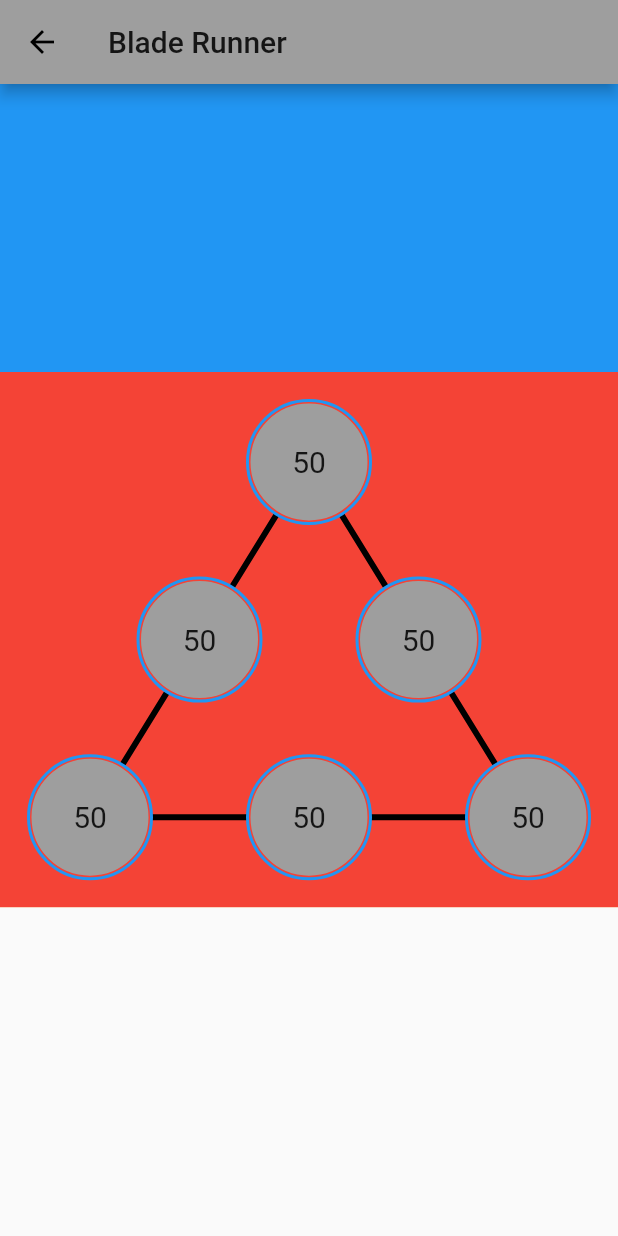
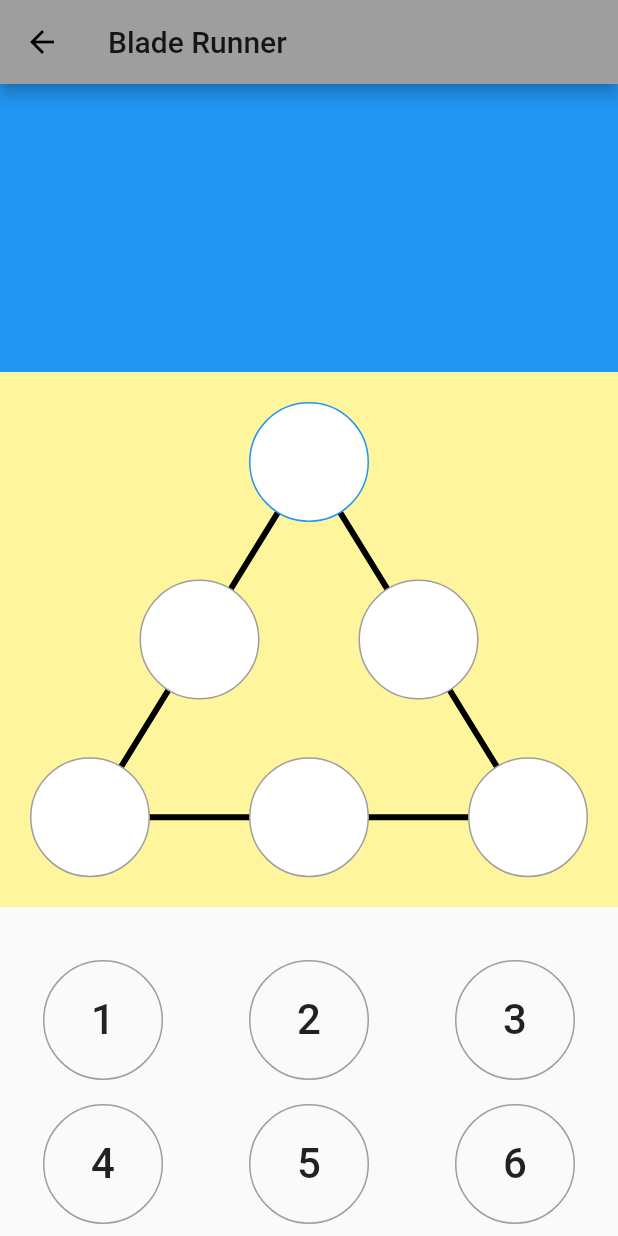
Before and after one commit to jaysavsani07/math-metrix, a Flutter app: the MagicTriangle screen opened directly, on a phone screen of 412 x 824 dp. Run offline on Flutter 3.47's test engine with Material 2 defaults, Android fonts, the phone set to English and light mode, and no system bars.

Commit message:
triagle design added extended commit

```diff
--- /dev/null
+++ b/lib/src/models/MagicTriangle/MagicTriangleModel.dart
@@ -0,0 +1,23 @@
+class MagicTriangleModel {
+  int id;
+  List<MagicTriangleDigits> listDigits;
+  List<MagicTriangleInput> listInput;
+  int availableDigit;
+
+  MagicTriangleModel(
+      this.id, this.listDigits, this.listInput, this.availableDigit);
+}
+
+class MagicTriangleDigits {
+  String value;
+  bool isVisible;
+
+  MagicTriangleDigits(this.value, this.isVisible);
+}
+
+class MagicTriangleInput {
+  bool isActive;
+  String value;
+
+  MagicTriangleInput(this.isActive, this.value);
+}
--- /dev/null
+++ b/lib/src/provider/MagicTriangleProvider.dart
@@ -0,0 +1,90 @@
+import 'dart:async';
+
+import 'package:flutter/cupertino.dart';
+import 'package:mathgame/src/models/MagicTriangle/MagicTriangleModel.dart';
+import 'package:mathgame/src/resources/MagicTriangle/MagicTriangleDataProvider.dart';
+
+class MagicTriangleProvider with ChangeNotifier {
+  List<MagicTriangleModel> _list;
+  MagicTriangleModel _currentState;
+  String _result;
+  int _index = 0;
+  int selectedTriangleIndex = 0;
+  bool _timeOut;
+  int _time;
+
+  bool get timeOut => _timeOut;
+
+  String get result => _result;
+
+  int get time => _time;
+
+  StreamSubscription timerSubscription;
+
+  MagicTriangleModel get currentState => _currentState;
+
+  MagicTriangleProvider() {
+    _list = MagicTriangleDataProvider.getTriangleDataProviderList();
+    _currentState = _list[_index];
+    _time = 5;
+    _timeOut = false;
+    _result = "";
+    startTimer();
+  }
+
+  void inputTriangleSelection(int index, MagicTriangleInput input) {
+    for (int i = 0; i < _currentState.listInput.length; i++) {
+      _currentState.listInput[i].isActive = false;
+    }
+    selectedTriangleIndex = index;
+    _currentState.listInput[index].isActive = true;
+    notifyListeners();
+  }
+
+  Future<void> checkResult(int index, MagicTriangleDigits digit) async {
+    print(digit.value);
+
+    _currentState.listInput[selectedTriangleIndex].value = digit.value;
+    _currentState.listDigits[index].isVisible = false;
+    notifyListeners();
+
+    /*if (!timeOut) {
+      _result = _result + digit;
+      notifyListeners();
+      if (int.parse(_result) == _currentState.answer) {
+        await Future.delayed(Duration(milliseconds: 300));
+        _index = _index + 1;
+        _currentState = _list[_index];
+        _result = "";
+        restartTimer();
+        notifyListeners();
+      }
+    }*/
+  }
+
+  clear() {
+    _result = "";
+    notifyListeners();
+  }
+
+  void startTimer() {
+    timerSubscription = Stream.periodic(Duration(seconds: 1), (x) => 6 - x - 1)
+        .take(6)
+        .listen((time) {
+      _time = time;
+      notifyListeners();
+    }, onDone: () {
+      this._timeOut = true;
+      notifyListeners();
+    });
+  }
+
+  void restartTimer() {
+    timerSubscription.cancel();
+    startTimer();
+  }
+
+  void dispose() {
+    this.timerSubscription.cancel();
+  }
+}
--- /dev/null
+++ b/lib/src/resources/MagicTriangle/MagicTriangleDataProvider.dart
@@ -0,0 +1,28 @@
+import 'package:mathgame/src/models/MagicTriangle/MagicTriangleModel.dart';
+
+class MagicTriangleDataProvider {
+  static getTriangleDataProviderList() {
+    List<MagicTriangleModel> list = List();
+
+    list.add(MagicTriangleModel(
+        1,
+        [
+          MagicTriangleDigits("1", true),
+          MagicTriangleDigits("2", true),
+          MagicTriangleDigits("3", true),
+          MagicTriangleDigits("4", true),
+          MagicTriangleDigits("5", true),
+          MagicTriangleDigits("6", true),
+        ],
+        [
+          MagicTriangleInput(true, ""),
+          MagicTriangleInput(false, ""),
+          MagicTriangleInput(false, ""),
+          MagicTriangleInput(false, ""),
+          MagicTriangleInput(false, ""),
+          MagicTriangleInput(false, "")
+        ],
+        6));
+    return list;
+  }
+}
--- /dev/null
+++ b/lib/src/ui/calculator/triangle_button.dart
@@ -0,0 +1,38 @@
+import 'package:flutter/cupertino.dart';
+import 'package:flutter/material.dart';
+import 'package:mathgame/src/models/MagicTriangle/MagicTriangleModel.dart';
+import 'package:mathgame/src/provider/MagicTriangleProvider.dart';
+import 'package:provider/provider.dart';
+
+class TriangleButton extends StatelessWidget {
+  final MagicTriangleDigits digit;
+  final int index;
+
+  TriangleButton(this.digit, this.index);
+
+  @override
+  Widget build(BuildContext context) {
+    final magicTriangleProvider = Provider.of<MagicTriangleProvider>(context);
+    return Expanded(
+      flex: 1,
+      child: Visibility(
+        visible: digit.isVisible,
+        child: Container(
+          height: 80,
+          width: 80,
+          margin: EdgeInsets.all(5),
+          decoration: BoxDecoration(
+            shape: BoxShape.circle,
+            border: Border.all(color: Colors.grey),
+          ),
+          child: FlatButton(
+            onPressed: () {
+              magicTriangleProvider.checkResult(index, digit);
+            },
+            child: Text(digit.value, style: TextStyle(fontSize: 28)),
+          ),
+        ),
+      ),
+    );
+  }
+}
--- /dev/null
+++ b/lib/src/ui/calculator/triangle_input_button.dart
@@ -0,0 +1,35 @@
+import 'package:flutter/material.dart';
+import 'package:mathgame/src/models/MagicTriangle/MagicTriangleModel.dart';
+import 'package:mathgame/src/provider/MagicTriangleProvider.dart';
+import 'package:provider/provider.dart';
+
+class TriangleInputButton extends StatelessWidget {
+  final MagicTriangleInput input;
+  final int index;
+
+  TriangleInputButton(this.input, this.index);
+
+  @override
+  Widget build(BuildContext context) {
+    final magicTriangleProvider = Provider.of<MagicTriangleProvider>(context);
+    return InkWell(
+      onTap: () {
+        magicTriangleProvider.inputTriangleSelection(index, input);
+      },
+      child: Container(
+          decoration: BoxDecoration(
+            shape: BoxShape.rectangle,
+            color: Colors.white,
+            borderRadius: BorderRadius.all(Radius.circular(40)),
+            border:
+                Border.all(color: input.isActive ? Colors.blue : Colors.grey),
+          ),
+          child: Center(
+            child: Text(
+              input.value,
+              style: TextStyle(fontSize: 20),
+            ),
+          )),
+    );
+  }
+}
--- a/lib/src/ui/magicTriangle/TrianglePainter.dart
+++ b/lib/src/ui/magicTriangle/TrianglePainter.dart
@@ -17,6 +17,7 @@ class TrianglePainter extends CustomPainter {
     path.close();
     canvas.drawPath(path, paint);
 
+    /*
     paint.style = PaintingStyle.stroke;
     paint.color = Colors.blue;
     canvas.drawCircle(Offset(size.width / 2, radius + padding), radius,
@@ -39,7 +40,7 @@ class TrianglePainter extends CustomPainter {
     canvas.drawCircle(
         Offset(size.width - radius - padding, size.height - radius - padding),
         radius,
-        paint);
+        paint);*/
   }
 
   @override
--- a/lib/src/ui/magicTriangle/magic_triangle.dart
+++ b/lib/src/ui/magicTriangle/magic_triangle.dart
@@ -1,5 +1,9 @@
 import 'package:flutter/material.dart';
+import 'package:mathgame/src/provider/MagicTriangleProvider.dart';
+import 'package:mathgame/src/ui/calculator/triangle_button.dart';
+import 'package:mathgame/src/ui/calculator/triangle_input_button.dart';
 import 'package:mathgame/src/ui/magicTriangle/TrianglePainter.dart';
+import 'package:provider/provider.dart';
 
 class MagicTriangle extends StatelessWidget {
   double padding = 20;
@@ -9,13 +13,17 @@ class MagicTriangle extends StatelessWidget {
   @override
   Widget build(BuildContext context) {
     triangleHeight = (MediaQuery.of(context).size.width) * 0.8660254;
-    return Scaffold(
+    return ChangeNotifierProvider<MagicTriangleProvider>(
+      create: (_) => MagicTriangleProvider(),
+      child: Scaffold(
           appBar: AppBar(
             title: Text("Blade Runner"),
           ),
-        body: Column(children: <Widget>[
+          body: Consumer<MagicTriangleProvider>(
+            builder: (context, magicTriangleProvider, child) {
+              return Column(children: <Widget>[
                 Expanded(
-            flex: 2,
+                  flex: 4,
                   child: Container(
                     constraints: BoxConstraints.expand(),
                     color: Colors.blue,
@@ -24,22 +32,17 @@ class MagicTriangle extends StatelessWidget {
                   ),
                 ),
                 Expanded(
-            flex: 6,
+                  flex: 8,
                   child: Stack(
                     children: <Widget>[
-                Stack(
-                  children: <Widget>[
                       Container(
-//                      padding: EdgeInsets.all(20),
                         color: Colors.yellow[200],
                         child: Container(
-                          color: Colors.red,
                             child: Row(
                           children: <Widget>[
                             CustomPaint(
                               painter: TrianglePainter(),
-                                size: Size(
-                                    (MediaQuery.of(context).size.width),
+                              size: Size((MediaQuery.of(context).size.width),
                                   triangleHeight),
                             )
                           ],
@@ -47,129 +50,98 @@ class MagicTriangle extends StatelessWidget {
                       ),
                       Positioned(
                         top: padding,
-                      left: MediaQuery.of(context).size.width / 2 -  radius,
-                      child: Container(
-                          decoration: BoxDecoration(
-                              shape: BoxShape.rectangle,
-                              color: Colors.grey,
-                              borderRadius:
-                                  BorderRadius.all(Radius.circular(radius)),
-                              border: Border.all(color: Colors.red)),
-//                          color: Colors.red,
-                          child: Center(
-                            child: Text(
-                              "50",
-                              style: TextStyle(fontSize: 20),
-                            ),
-                          )),
-                      height: (radius * 2 ),
-                      width: (radius * 2 ),
+                        left: MediaQuery.of(context).size.width / 2 - radius,
+                        child: TriangleInputButton(
+                            magicTriangleProvider.currentState.listInput[0], 0),
+                        height: (radius * 2),
+                        width: (radius * 2),
                       ), // first
                       Positioned(
                         top: triangleHeight / 2 - (padding * 2),
-                      left: (MediaQuery.of(context).size.width / 4) - padding / 2,
-                      child: Container(
-                          decoration: BoxDecoration(
-                              shape: BoxShape.rectangle,
-                              color: Colors.grey,
-                              borderRadius:
-                              BorderRadius.all(Radius.circular(radius)),
-                              border: Border.all(color: Colors.red)),
-//                          color: Colors.red,
-                          child: Center(
-                            child: Text(
-                              "50",
-                              style: TextStyle(fontSize: 20),
-                            ),
-                          )),
-                      height: (radius * 2 ),
-                      width: (radius * 2 ),
-                    ),  // second one
+                        left: (MediaQuery.of(context).size.width / 4) -
+                            padding / 2,
+                        child: TriangleInputButton(
+                            magicTriangleProvider.currentState.listInput[1], 1),
+                        height: (radius * 2),
+                        width: (radius * 2),
+                      ), // second one
                       Positioned(
                         top: triangleHeight / 2 - (padding * 2),
-                      left: (MediaQuery.of(context).size.width / 4 - (radius / 2 )) * 3 - padding / 2,
-                      child: Container(
-                          decoration: BoxDecoration(
-                              shape: BoxShape.rectangle,
-                              color: Colors.grey,
-                              borderRadius:
-                              BorderRadius.all(Radius.circular(radius)),
-                              border: Border.all(color: Colors.red)),
-//                          color: Colors.red,
-                          child: Center(
-                            child: Text(
-                              "50",
-                              style: TextStyle(fontSize: 20),
-                            ),
-                          )),
-                      height: (radius * 2 ),
-                      width: (radius * 2 ),
+                        left: (MediaQuery.of(context).size.width / 4 -
+                                    (radius / 2)) *
+                                3 -
+                            padding / 2,
+                        child: TriangleInputButton(
+                            magicTriangleProvider.currentState.listInput[2], 2),
+                        height: (radius * 2),
+                        width: (radius * 2),
                       ), // third
                       Positioned(
                         top: triangleHeight - padding - radius * 2,
                         left: padding,
-                      child: Container(
-                          decoration: BoxDecoration(
-                              shape: BoxShape.rectangle,
-                              color: Colors.grey,
-                              borderRadius:
-                                  BorderRadius.all(Radius.circular(radius)),
-                              border: Border.all(color: Colors.red)),
-//                          color: Colors.red,
-                          child: Center(
-                            child: Text(
-                              "50",
-                              style: TextStyle(fontSize: 20),
-                            ),
-                          )),
-                      height: (radius * 2 ),
-                      width: (radius * 2 ),
+                        child: TriangleInputButton(
+                            magicTriangleProvider.currentState.listInput[3], 3),
+                        height: (radius * 2),
+                        width: (radius * 2),
                       ), // fourth
                       Positioned(
                         top: triangleHeight - (radius * 3) + padding,
                         left: MediaQuery.of(context).size.width / 2 - radius,
-                      child: Container(
-                          decoration: BoxDecoration(
-                              shape: BoxShape.rectangle,
-                              color: Colors.grey,
-                              borderRadius:
-                              BorderRadius.all(Radius.circular(radius)),
-                              border: Border.all(color: Colors.red)),
-//                          color: Colors.red,
-                          child: Center(
-                            child: Text(
-                              "50",
-                              style: TextStyle(fontSize: 20),
-                            ),
-                          )),
-                      height: (radius * 2 ),
-                      width: (radius * 2 ),
+                        child: TriangleInputButton(
+                            magicTriangleProvider.currentState.listInput[4], 4),
+                        height: (radius * 2),
+                        width: (radius * 2),
                       ), // fifth
                       Positioned(
                         top: triangleHeight - ((radius * 2 + padding)),
                         right: padding,
-                      child: Container(
-                          decoration: BoxDecoration(
-                              shape: BoxShape.rectangle,
-                              color: Colors.grey,
-                              borderRadius:
-                              BorderRadius.all(Radius.circular(radius)),
-                              border: Border.all(color: Colors.red)),
-//                          color: Colors.red,
-                          child: Center(
-                            child: Text(
-                              "50",
-                              style: TextStyle(fontSize: 20),
-                            ),
-                          )),
-                      height: (radius * 2 ),
-                      width: (radius * 2 ),
+                        child: TriangleInputButton(
+                            magicTriangleProvider.currentState.listInput[5], 5),
+                        height: (radius * 2),
+                        width: (radius * 2),
                       ), // last one
                     ],
+                  ),
+                ),
+                Expanded(
+                    flex: 4,
+                    child: Container(
+                      child: Column(
+                        children: <Widget>[
+                          Expanded(
+                            flex: 1,
+                            child: Row(
+                              mainAxisAlignment: MainAxisAlignment.center,
+                              children: <Widget>[
+                                TriangleButton(magicTriangleProvider
+                                    .currentState.listDigits[0], 0),
+                                TriangleButton(magicTriangleProvider
+                                    .currentState.listDigits[1], 1),
+                                TriangleButton(magicTriangleProvider
+                                    .currentState.listDigits[2], 2),
+                              ],
+                            ),
+                          ),
+                          Expanded(
+                            flex: 1,
+                            child: Row(
+                              mainAxisAlignment: MainAxisAlignment.center,
+                              children: <Widget>[
+                                TriangleButton(magicTriangleProvider
+                                    .currentState.listDigits[3], 3),
+                                TriangleButton(magicTriangleProvider
+                                    .currentState.listDigits[4], 4),
+                                TriangleButton(magicTriangleProvider
+                                    .currentState.listDigits[5], 5),
+                              ],
+                            ),
                           )
                         ],
                       ),
-          )
-        ]));
+                    )),
+              ]);
+            },
+          )),
+    );
   }
 }
```
Lines whose indentation alone changed are shown as unchanged.
